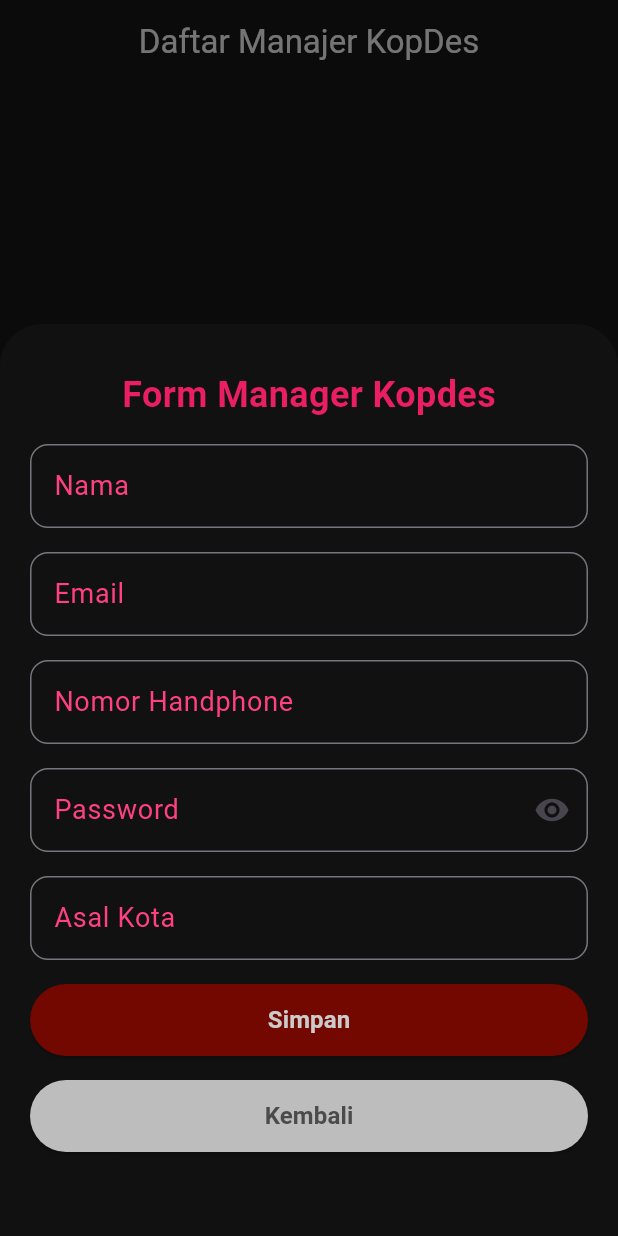
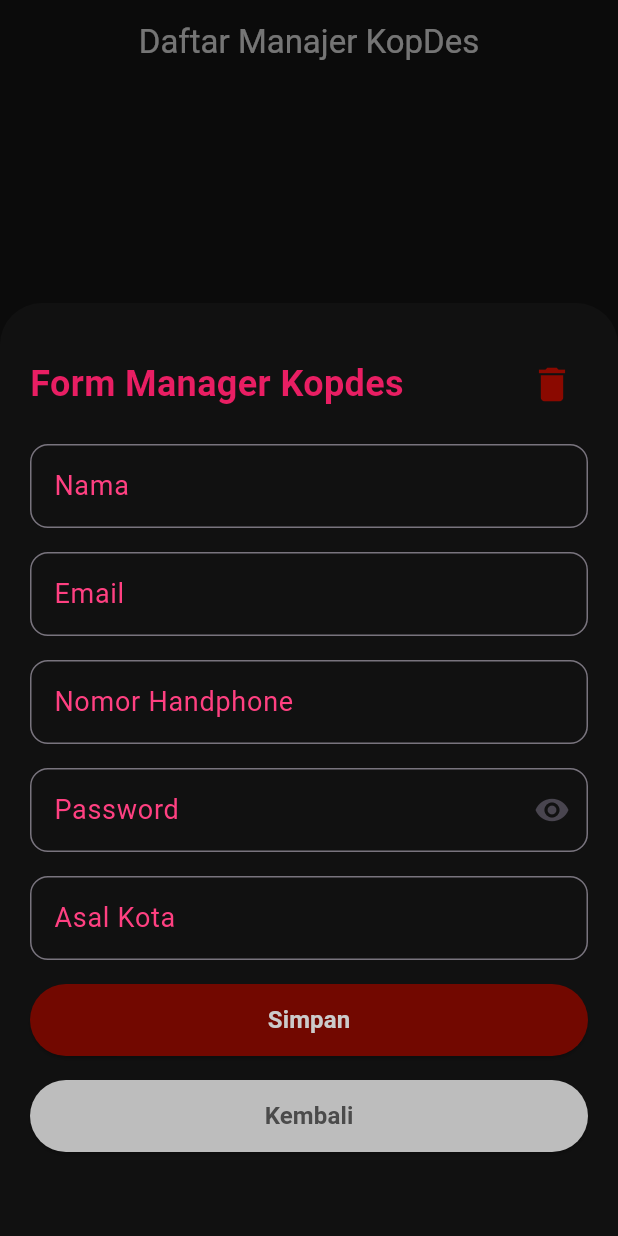
Before and after one commit to minipingu/ppkd_ju_android_dev_dede, a Flutter app: the screen it shows after launch, after a tap on "Tambah Manager", on a phone screen of 412 x 824 dp. Run offline on Flutter 3.47's test engine with Material 3 defaults, Android fonts, the phone set to English and light mode, and no system bars; our stand-ins replace go_router, google_fonts, shared_preferences, sqflite; missing offline and left inert: android_alarm_manager_plus, flutter_full_screen_intent; accounts and stored records are empty.

Commit message:
delete berhasil tapu sheet blm ngepop

```diff
--- a/lib/Tugas12-13/views/form_kopdes.dart
+++ b/lib/Tugas12-13/views/form_kopdes.dart
@@ -1,6 +1,7 @@
 import 'package:flutter/material.dart';
 import 'package:ppkd_ju_android_dev_dede/Tugas12-13/services/db_helper.dart';
 import 'package:ppkd_ju_android_dev_dede/Tugas12-13/models/manager_model.dart';
+import 'package:ppkd_ju_android_dev_dede/Tugas12-13/views/widgets/show_delete_manager.dart';
 
 class FormKopdes extends StatefulWidget {
   final Function onAdd;
@@ -49,7 +50,7 @@ class _FormKopdesState extends State<FormKopdes> {
     }
   }
 
-  void submit() async {
+  void submit({bool? delete}) async {
     final name = nameController.text.trim();
     final email = emailController.text.trim();
     final phone = phoneNumberController.text.trim();
@@ -74,6 +75,11 @@ class _FormKopdesState extends State<FormKopdes> {
       password: password,
       city: city,
     );
+
+    if (delete == true) {
+      DeleteManager().showDeleteManager(context, manager, widget.onAdd);
+      return;
+    }
 
     bool success = widget.readonly != true
         ? await DBHelper().registerUser(manager)
@@ -122,7 +128,10 @@ class _FormKopdesState extends State<FormKopdes> {
           child: Column(
             spacing: 16,
             children: [
-              Text(
+              Row(
+                children: [
+                  Expanded(
+                    child: Text(
                       readonly == true
                           ? 'Data Manager Kopdes'
                           : 'Form Manager Kopdes',
@@ -131,6 +140,19 @@ class _FormKopdesState extends State<FormKopdes> {
                         fontSize: 24,
                         fontWeight: .w600,
                       ),
+                    ),
+                  ),
+                  IconButton(
+                    onPressed: () {
+                      submit(delete: true);
+                    },
+                    icon: Icon(
+                      Icons.delete,
+                      size: 30,
+                      color: const Color.fromARGB(255, 139, 9, 0),
+                    ),
+                  ),
+                ],
               ),
               // Nama
               TextFormField(
```
Also changed, not shown: lib/Tugas12-13/services/db_helper.dart (+9 -2 lines), lib/Tugas12-13/views/widgets/show_delete_manager.dart (added, +56 -0 lines). Lines whose indentation alone changed are shown as unchanged.
